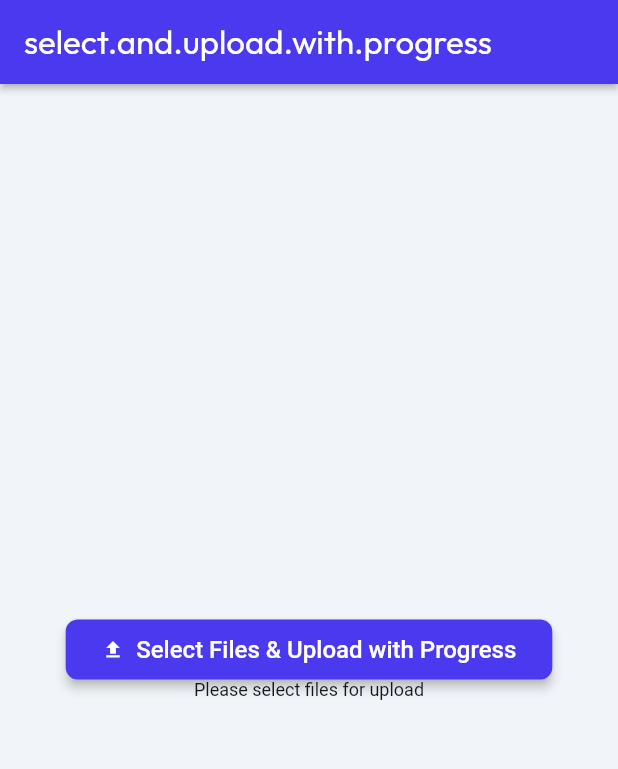
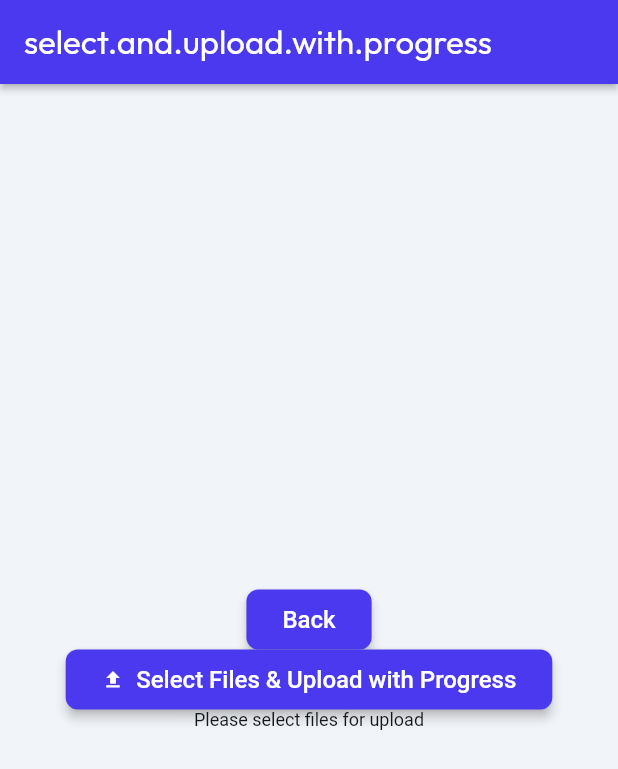
Before and after one commit to stepanic/mp-ff-super_drag_and_drop, a Flutter app: the SelectAndUploadWithProgressWidget screen opened by its route, on a phone screen of 412 x 824 dp. Shown: the top 769 px of the screen. Run offline on Flutter 3.47's test engine with Material 3 defaults, Android fonts, the phone set to English and light mode, and no system bars; drawn by our look-alikes of auto_size_text; our stand-ins replace assets_audio_player, cloud_firestore, file_picker, firebase_auth, firebase_core, firebase_storage and 15 more; missing offline and left inert: json_path, mime_type; accounts and stored records are empty; Roboto replaces fonts that are missing (Readex Pro).

Commit message:
Updating to latest FlutterFlow output.

```diff
--- a/lib/select_and_upload_with_progress/select_and_upload_with_progress_widget.dart
+++ b/lib/select_and_upload_with_progress/select_and_upload_with_progress_widget.dart
@@ -74,6 +74,32 @@ class _SelectAndUploadWithProgressWidgetState
                 mainAxisSize: MainAxisSize.max,
                 mainAxisAlignment: MainAxisAlignment.center,
                 children: [
+                  FFButtonWidget(
+                    onPressed: () async {
+                      context.safePop();
+                    },
+                    text: 'Back',
+                    options: FFButtonOptions(
+                      height: 40.0,
+                      padding:
+                          const EdgeInsetsDirectional.fromSTEB(24.0, 0.0, 24.0, 0.0),
+                      iconPadding:
+                          const EdgeInsetsDirectional.fromSTEB(0.0, 0.0, 0.0, 0.0),
+                      color: FlutterFlowTheme.of(context).primary,
+                      textStyle:
+                          FlutterFlowTheme.of(context).titleSmall.override(
+                                fontFamily: 'Readex Pro',
+                                color: Colors.white,
+                                letterSpacing: 0.0,
+                              ),
+                      elevation: 3.0,
+                      borderSide: const BorderSide(
+                        color: Colors.transparent,
+                        width: 1.0,
+                      ),
+                      borderRadius: BorderRadius.circular(8.0),
+                    ),
+                  ),
                   FFButtonWidget(
                     onPressed: (_model.howManySelectedFiles != null)
                         ? null
```
